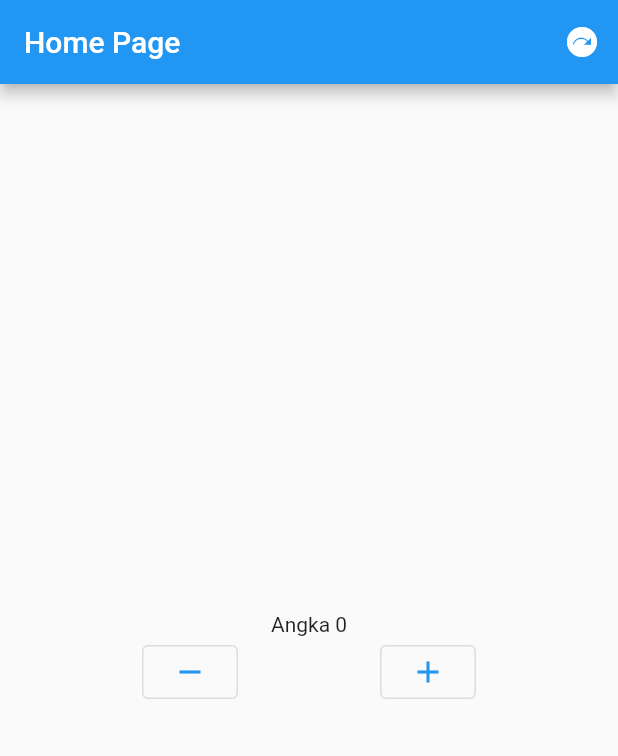
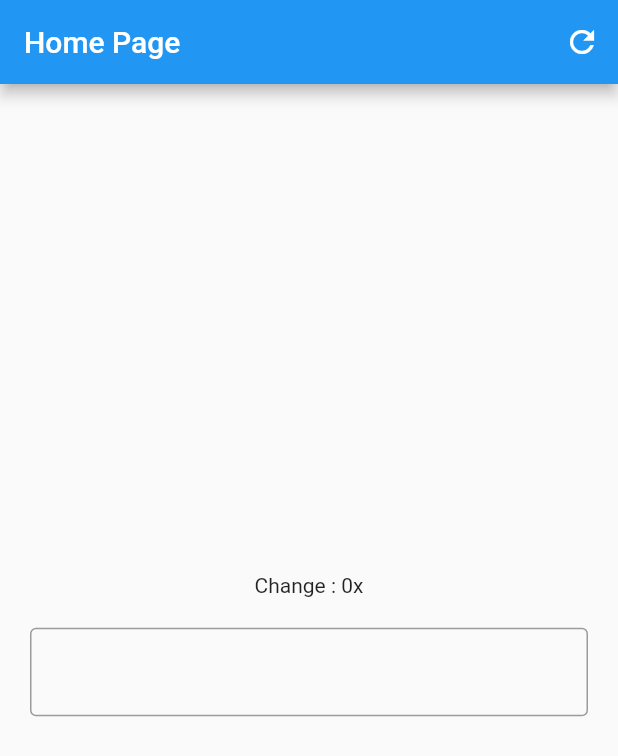
Before and after one commit to 0x1m4o/Flutter-GetX, a Flutter app: the screen it shows after launch, on a phone screen of 412 x 824 dp. Shown: the top 756 px of the screen. Run offline on Flutter 3.47's test engine with Material 2 defaults, Android fonts, the phone set to English and light mode, and no system bars; our stand-ins replace get.

```diff
--- /dev/null
+++ b/lib/getx-kuldii/lesson-4/controllers/count_controller.dart
@@ -0,0 +1,15 @@
+import 'package:get/get.dart';
+
+class CountController extends GetxController {
+  var count = 0;
+
+  void increment() {
+    count += 1;
+    update();
+  }
+
+  void decrement() {
+    if (count != 0) count -= 1;
+    update();
+  }
+}
--- /dev/null
+++ b/lib/getx-kuldii/lesson-4/main.dart
@@ -0,0 +1,18 @@
+import 'package:flutter/material.dart';
+import './controllers/count_controller.dart';
+import 'package:get/get.dart';
+import './pages/homepage.dart';
+
+void main() {
+  runApp(MyApp());
+}
+
+class MyApp extends StatelessWidget {
+  final countController = Get.put(CountController());
+  @override
+  Widget build(BuildContext context) {
+    return GetMaterialApp(
+      home: MyHome(),
+    );
+  }
+}
--- a/lib/pages/homepage.dart
+++ b/lib/pages/homepage.dart
@@ -1,6 +1,5 @@
 import 'package:flutter/material.dart';
 import 'package:flutter_getx/controllers/count_controller.dart';
-import 'textpage.dart';
 import 'package:get/get.dart';
 
 class MyHome extends StatelessWidget {
@@ -12,27 +11,19 @@ class MyHome extends StatelessWidget {
         title: Text('Home Page'),
         actions: [
           IconButton(
-              onPressed: () => Get.to(() => TextPage()),
-              icon: Icon(Icons.next_plan))
+              onPressed: () => countController.reset(),
+              icon: Icon(Icons.refresh))
         ],
       ),
       body: Center(
         child: Column(mainAxisAlignment: MainAxisAlignment.center, children: [
-          GetBuilder<CountController>(
-            builder: (controller) => Text('Angka ${controller.count}'),
-          ),
-          Row(
-            mainAxisAlignment: MainAxisAlignment.spaceEvenly,
-            children: [
-              OutlinedButton(
-                onPressed: () => countController.decrement(),
-                child: Icon(Icons.remove),
-              ),
-              OutlinedButton(
-                onPressed: () => countController.increment(),
-                child: Icon(Icons.add),
-              ),
-            ],
+          Obx(() => Text('Change : ${countController.countChanges}x')),
+          Padding(
+            padding: EdgeInsets.all(20),
+            child: TextField(
+              onChanged: (value) => countController.change(),
+              decoration: InputDecoration(border: OutlineInputBorder()),
+            ),
           ),
         ]),
       ),
```
Also changed, not shown: lib/controllers/count_controller.dart (+19 -7 lines), lib/getx-kuldii/lesson-4/pages/homepage.dart (added, +41 -0 lines), lib/getx-kuldii/lesson-4/controllers/text_controller.dart (renamed from lib/controllers/text_controller.dart), lib/getx-kuldii/lesson-4/pages/textpage.dart (renamed from lib/pages/textpage.dart).
